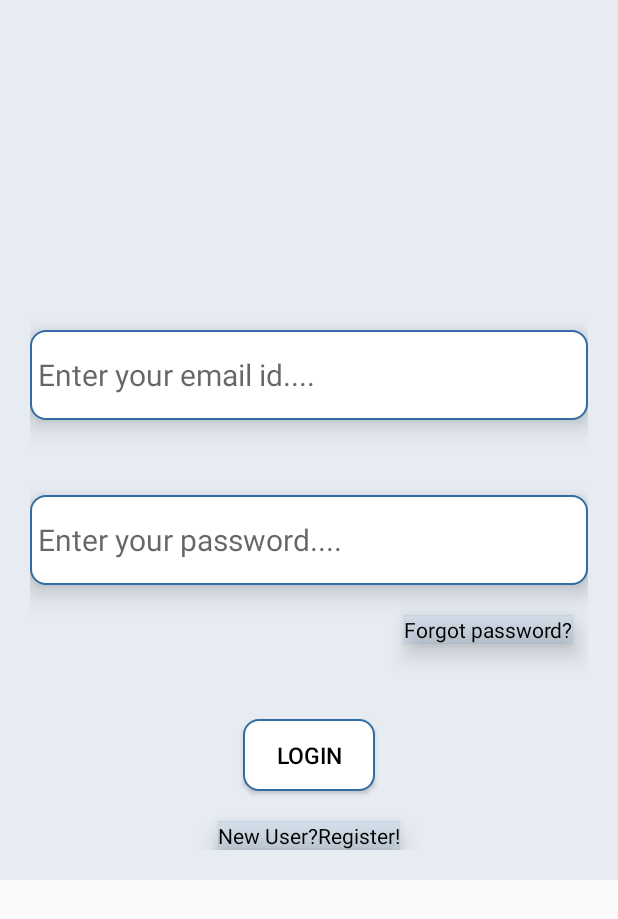
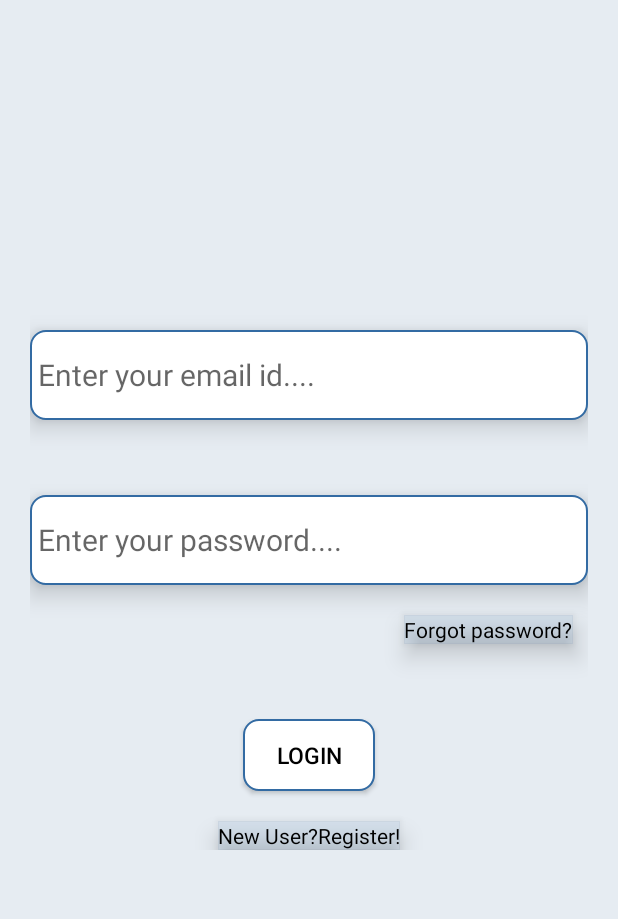
Before and after one commit to 2tanayk/Beatify_music_app, an Android app: the screen it shows after launch once a user with an empty profile is signed in (LoginActivity), on a phone screen of 412 x 824 dp. Shown: the top 919 px of the screen. Run offline under Robolectric (Android 15) with nearby library versions, the phone set to English and light mode, and no system bars; our stand-ins replace Firebase (no records; nobody signed in at launch, a user with empty details on screens opened directly); Roboto replaces fonts that are not available here.

Commit message:
UI background bug fixed

```diff
--- a/app/src/main/java/com/myapp/beatify/LoginActivity.java
+++ b/app/src/main/java/com/myapp/beatify/LoginActivity.java
@@ -16,14 +16,24 @@ import com.google.android.gms.tasks.OnSuccessListener;
 import com.google.android.gms.tasks.Task;
 import com.google.firebase.auth.AuthResult;
 import com.google.firebase.auth.FirebaseAuth;
+import com.google.firebase.auth.FirebaseUser;
 
 public class LoginActivity extends AppCompatActivity {
-   //Login page activity"
+    //Login page activity"
 
     private EditText emailTxt;
     private EditText passwordTxt;
 
     public FirebaseAuth mAuth;
+    FirebaseUser currentUser;
+
+    @Override
+    protected void onStart() {
+        super.onStart();
+        if (mAuth != null) {
+            currentUser = mAuth.getCurrentUser();
+        }
+    }
 
     @Override
     protected void onCreate(Bundle savedInstanceState) {
--- a/app/src/main/res/layout/activity_login.xml
+++ b/app/src/main/res/layout/activity_login.xml
@@ -1,13 +1,14 @@
 <?xml version="1.0" encoding="utf-8"?>
 <ScrollView xmlns:android="http://schemas.android.com/apk/res/android"
+    xmlns:tools="http://schemas.android.com/tools"
     android:layout_width="match_parent"
-    android:layout_height="match_parent">
+    android:layout_height="match_parent"
+    android:background="#FFFFFF"
+    android:backgroundTint="#1A336BA3">
 
-    <LinearLayout xmlns:tools="http://schemas.android.com/tools"
+    <LinearLayout
         android:layout_width="match_parent"
         android:layout_height="wrap_content"
-        android:background="#FFFFFF"
-        android:backgroundTint="#1A336BA3"
         android:gravity="center_horizontal"
         android:orientation="vertical"
         android:padding="20dp"
```
